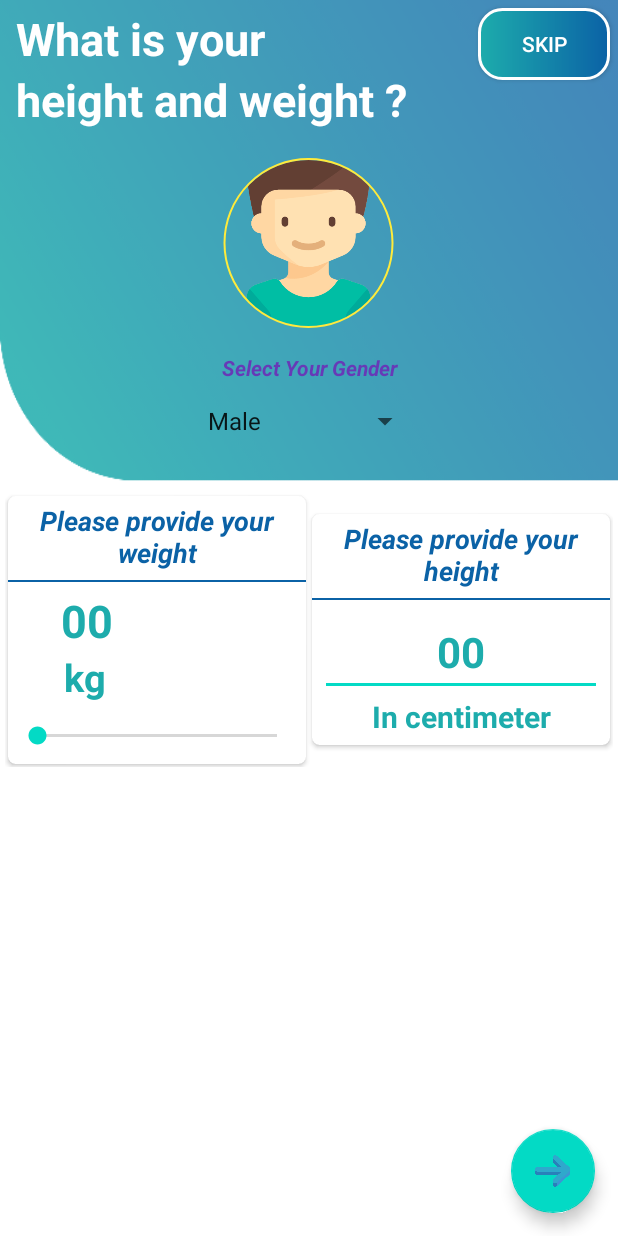
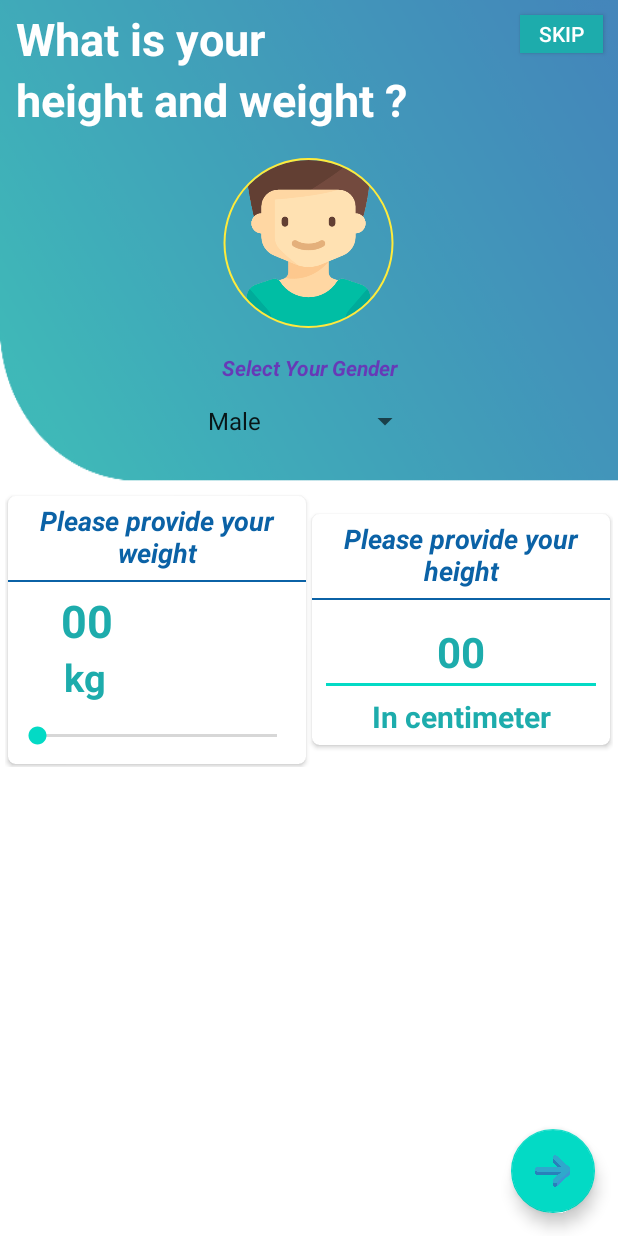
Before and after one commit to Saket105/BeFit, an Android app: the BodyMeasureActivity screen opened directly, with no data from a screen before it, on a phone screen of 412 x 824 dp. Run offline under Robolectric (Android 15) with nearby library versions, the phone set to English and light mode, and no system bars; our stand-ins replace CircleImageView, Firebase (no records; nobody signed in at launch, a user with empty details on screens opened directly); Roboto replaces fonts that are not available here; 1 statement that could not run was skipped.

Commit message:
sixth Commit

```diff
--- a/app/src/main/java/com/example/befit/Activities/BodyMeasureActivity.java
+++ b/app/src/main/java/com/example/befit/Activities/BodyMeasureActivity.java
@@ -1,20 +1,34 @@
 package com.example.befit.Activities;
 
+import androidx.annotation.NonNull;
 import androidx.appcompat.app.AppCompatActivity;
 import de.hdodenhof.circleimageview.CircleImageView;
 
+import android.content.Intent;
 import android.os.Bundle;
 import android.view.View;
 import android.view.WindowManager;
 import android.widget.AdapterView;
 import android.widget.ArrayAdapter;
+import android.widget.EditText;
 import android.widget.ProgressBar;
 import android.widget.SeekBar;
 import android.widget.Spinner;
+import android.widget.TextView;
 import android.widget.Toast;
 
 import com.example.befit.Animation.Anim;
+import com.example.befit.MainActivity;
 import com.example.befit.R;
+import com.example.befit.model.User;
+import com.google.android.gms.tasks.OnCompleteListener;
+import com.google.android.gms.tasks.OnFailureListener;
+import com.google.android.gms.tasks.Task;
+import com.google.android.material.floatingactionbutton.FloatingActionButton;
+import com.google.firebase.auth.FirebaseAuth;
+import com.google.firebase.auth.FirebaseUser;
+import com.google.firebase.database.DatabaseReference;
+import com.google.firebase.database.FirebaseDatabase;
 
 import java.util.ArrayList;
 import java.util.List;
@@ -22,9 +36,15 @@ import java.util.List;
 public class BodyMeasureActivity extends AppCompatActivity {
 
     Spinner spinner;
-    SeekBar weight_bar;
+    SeekBar seekBar;
     String gender1;
     CircleImageView boy, girl;
+    EditText edt_height;
+    TextView txt_weight;
+    FloatingActionButton floatingActionButton;
+    FirebaseUser firebaseUser;
+    FirebaseAuth mAuth;
+    DatabaseReference reference;
 
     @Override
     protected void onCreate(Bundle savedInstanceState) {
@@ -35,6 +55,12 @@ public class BodyMeasureActivity extends AppCompatActivity {
         spinner = findViewById(R.id.spinner);
         boy = findViewById(R.id.profile_boy);
         girl = findViewById(R.id.profile_girl);
+        edt_height = findViewById(R.id.give_height);
+        seekBar = findViewById(R.id.weight_bar);
+        txt_weight = findViewById(R.id.weight_text);
+        floatingActionButton = findViewById(R.id.fab);
+        mAuth = FirebaseAuth.getInstance();
+        reference = FirebaseDatabase.getInstance().getReference("Users");
 
         final List<String> gender = new ArrayList<>();
         gender.add("Male");
@@ -73,5 +99,84 @@ public class BodyMeasureActivity extends AppCompatActivity {
             }
         });
 
+        seekBar.setOnSeekBarChangeListener(new SeekBar.OnSeekBarChangeListener() {
+            @Override
+            public void onProgressChanged(SeekBar seekBar, int progress, boolean fromUser) {
+                txt_weight.setText(String.valueOf(progress));
+            }
+
+            @Override
+            public void onStartTrackingTouch(SeekBar seekBar) {
+
+            }
+
+            @Override
+            public void onStopTrackingTouch(SeekBar seekBar) {
+
+            }
+        });
+
+        floatingActionButton.setOnClickListener(new View.OnClickListener() {
+            @Override
+            public void onClick(View v) {
+                firebaseUser = mAuth.getCurrentUser();
+                update_profile(firebaseUser);
+            }
+        });
+
     }
+
+    private void update_profile(final FirebaseUser firebaseUser) {
+        final String sex = gender1;
+        final String weight = txt_weight.getText().toString();
+        final String height = edt_height.getText().toString();
+        mAuth.updateCurrentUser(firebaseUser)
+                .addOnFailureListener(new OnFailureListener() {
+                    @Override
+                    public void onFailure(@NonNull Exception e) {
+                        Toast.makeText(BodyMeasureActivity.this, e.getMessage(), Toast.LENGTH_SHORT).show();
+                    }
+                }).addOnCompleteListener(new OnCompleteListener<Void>() {
+            @Override
+            public void onComplete(@NonNull Task<Void> task) {
+                if (task.isSuccessful()){
+                    String userId = firebaseUser.getUid();
+                    String userName = getIntent().getStringExtra("name");
+                    String userEmail = getIntent().getStringExtra("email");
+                    String userPhone = getIntent().getStringExtra("phone");
+                    String userAge = getIntent().getStringExtra("age");
+                    reference = FirebaseDatabase
+                            .getInstance()
+                            .getReference("Users")
+                            .child(userId)
+                            .child("personal_data");
+
+                    User user = new User(
+                            userName,
+                            userEmail,
+                            userPhone,
+                            userAge,
+                            sex,
+                            weight,
+                            height
+                    );
+                    reference.setValue(user).addOnCompleteListener(new OnCompleteListener<Void>() {
+                        @Override
+                        public void onComplete(@NonNull Task<Void> task) {
+                            if (task.isSuccessful()){
+                                startActivity(new Intent(BodyMeasureActivity.this, MainActivity.class));
+                                finish();
+                            }
+                        }
+                    }).addOnFailureListener(new OnFailureListener() {
+                        @Override
+                        public void onFailure(@NonNull Exception e) {
+                            Toast.makeText(BodyMeasureActivity.this, e.getMessage(), Toast.LENGTH_SHORT).show();
+                        }
+                    });
+                }
+            }
+        });
+    }
+
 }
--- a/app/src/main/res/layout/activity_body_measure.xml
+++ b/app/src/main/res/layout/activity_body_measure.xml
@@ -146,6 +146,7 @@
                     android:weightSum="2">
 
                     <TextView
+                        android:id="@+id/weight_text"
                         android:layout_width="match_parent"
                         android:layout_height="0dp"
                         android:layout_weight="1"
@@ -170,7 +171,7 @@
                     android:id="@+id/weight_bar"
                     android:layout_width="match_parent"
                     android:layout_height="wrap_content"
-                    android:max="1000"
+                    android:max="120"
                     android:layout_below="@+id/weight_cont"
                     android:layout_marginTop="7dp"
                     android:layout_marginBottom="10dp"
@@ -226,6 +227,7 @@
                     android:weightSum="2">
 
                     <EditText
+                        android:id="@+id/give_height"
                         android:layout_width="match_parent"
                         android:layout_height="0dp"
                         android:layout_weight="1.2"
@@ -254,6 +256,7 @@
 
 
     <com.google.android.material.floatingactionbutton.FloatingActionButton
+        android:id="@+id/fab"
         android:layout_width="60dp"
         android:layout_height="60dp"
         android:layout_alignParentBottom="true"
@@ -264,12 +267,13 @@
 
     <Button
         android:id="@+id/skip_btn"
-        android:layout_width="wrap_content"
-        android:layout_height="wrap_content"
+        android:layout_width="55dp"
+        android:layout_height="25dp"
         android:text="Skip"
-        android:background="@drawable/signup_btn"
+        android:background="@color/main_colour"
+        android:elevation="0dp"
         android:textColor="#fff"
         android:layout_alignParentRight="true"
-        android:layout_margin="5dp"/>
+        android:layout_margin="10dp"/>
 
 </RelativeLayout>
--- a/app/src/main/res/menu/bottom_nav_menu.xml
+++ b/app/src/main/res/menu/bottom_nav_menu.xml
@@ -13,7 +13,7 @@
 
     <item
         android:id="@+id/navigation_notifications"
-        android:icon="@drawable/ic_notifications_black_24dp"
-        android:title="@string/title_notifications" />
+        android:icon="@drawable/ic_twotone_person_24"
+        android:title="Profile" />
 
 </menu>
```
Also changed, not shown: app/src/main/java/com/example/befit/Activities/RegisterActivity.java (+8 -36 lines), app/src/main/java/com/example/befit/Activities/SplashScreen.java (+27 -21 lines), app/src/main/java/com/example/befit/model/User.java (+20 -2 lines), app/src/main/res/drawable/ic_twotone_person_24.xml (added, +20 -0 lines).
